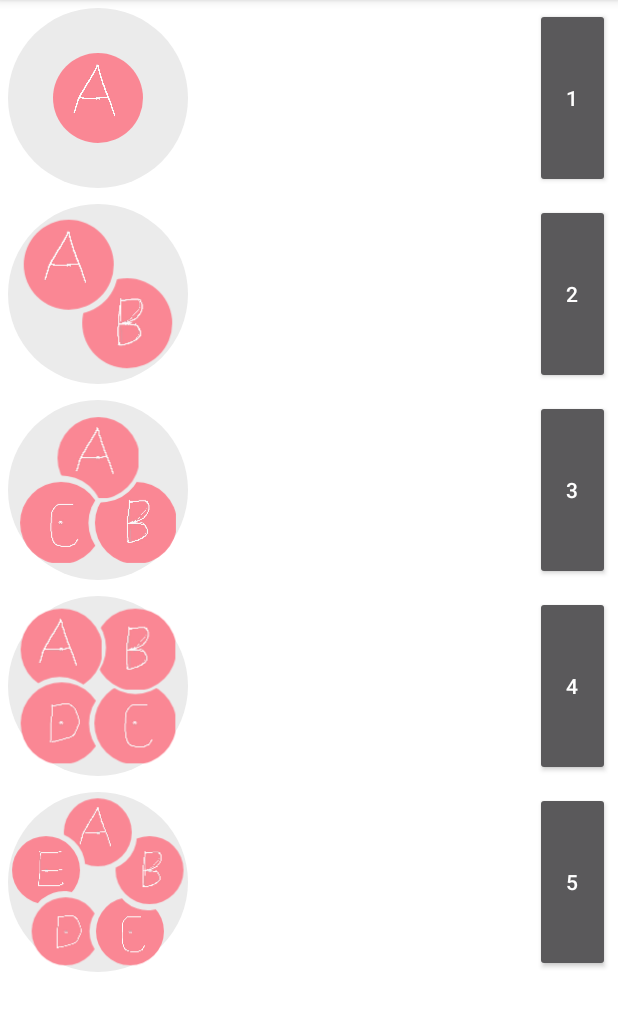
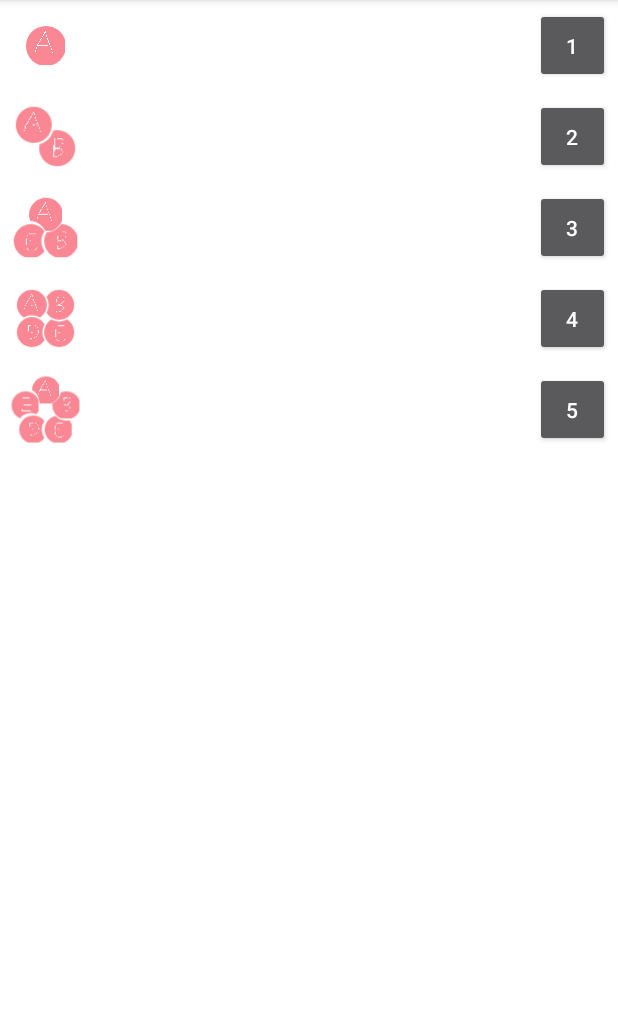
Before and after one commit to jsonlp/LpanStudyRecord, an Android app: the fragment GroupImageFragment shown on its own in the app's theme, on a phone screen of 412 x 824 dp, the part 84-1115 px from its top. Run offline under Robolectric (Android 15) with nearby library versions, the phone set to English and light mode, and no system bars.

Commit message:
base update

```diff
--- a/app/src/main/java/com/lpan/study/view/JoinLayout.java
+++ b/app/src/main/java/com/lpan/study/view/JoinLayout.java
@@ -17,9 +17,9 @@ public class JoinLayout {
         return count > 0 && count <= rotations.length ? rotations[count - 1] : null;
     }
     //控制相对父控件大小比例
-    private static final float[][] sizes = { new float[] { 0.5f, 0.5f },
-            new float[] { 0.5f, 0.65f }, new float[] { 0.45f, 0.8f },
-            new float[] { 0.45f, 0.91f }, new float[] { 0.38f, 0.80f } };
+    private static final float[][] sizes = { new float[] { 0.52f, 0.52f },
+            new float[] { 0.48f, 0.65f }, new float[] { 0.44f, 0.8f },
+            new float[] { 0.4f, 0.91f }, new float[] { 0.36f, 0.80f } };
 
     public static float[] size(int count) {
         return count > 0 && count <= sizes.length ? sizes[count - 1] : null;
--- a/app/src/main/res/drawable/group_avatar_bg.xml
+++ b/app/src/main/res/drawable/group_avatar_bg.xml
@@ -2,5 +2,5 @@
 <shape xmlns:android="http://schemas.android.com/apk/res/android"
        android:shape="oval"
     >
-    <solid android:color="@color/ebebeb"/>
+    <solid android:color="@color/white"/>
 </shape>
--- a/app/src/main/res/layout/fragment_group_image.xml
+++ b/app/src/main/res/layout/fragment_group_image.xml
@@ -23,8 +23,8 @@
                 android:orientation="horizontal">
                 <com.lpan.study.view.CircularImageView
                     android:id="@+id/circularImageView1"
-                    android:layout_width="120dp"
-                    android:layout_height="120dp"
+                    android:layout_width="50dp"
+                    android:layout_height="50dp"
                     android:background="@color/transparent"/>
             </LinearLayout>
 
@@ -37,8 +37,8 @@
                 android:orientation="horizontal">
                 <com.lpan.study.view.CircularImageView
                     android:id="@+id/circularImageView2"
-                    android:layout_width="120dp"
-                    android:layout_height="120dp"
+                    android:layout_width="50dp"
+                    android:layout_height="50dp"
                     android:background="@color/transparent"/>
             </LinearLayout>
 
@@ -51,8 +51,8 @@
                 android:orientation="horizontal">
                 <com.lpan.study.view.CircularImageView
                     android:id="@+id/circularImageView3"
-                    android:layout_width="120dp"
-                    android:layout_height="120dp"
+                    android:layout_width="50dp"
+                    android:layout_height="50dp"
                     android:background="@color/transparent"/>
             </LinearLayout>
 
@@ -65,8 +65,8 @@
                 android:orientation="horizontal">
                 <com.lpan.study.view.CircularImageView
                     android:id="@+id/circularImageView4"
-                    android:layout_width="120dp"
-                    android:layout_height="120dp"
+                    android:layout_width="50dp"
+                    android:layout_height="50dp"
                     android:background="@color/transparent"/>
             </LinearLayout>
 
@@ -79,8 +79,8 @@
                 android:orientation="horizontal">
                 <com.lpan.study.view.CircularImageView
                     android:id="@+id/circularImageView5"
-                    android:layout_width="120dp"
-                    android:layout_height="120dp"
+                    android:layout_width="50dp"
+                    android:layout_height="50dp"
                     android:background="@color/transparent"/>
             </LinearLayout>
 
```
